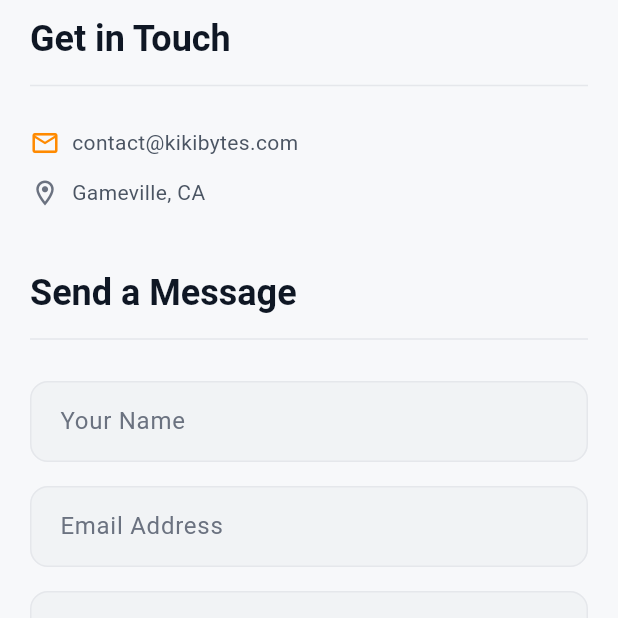
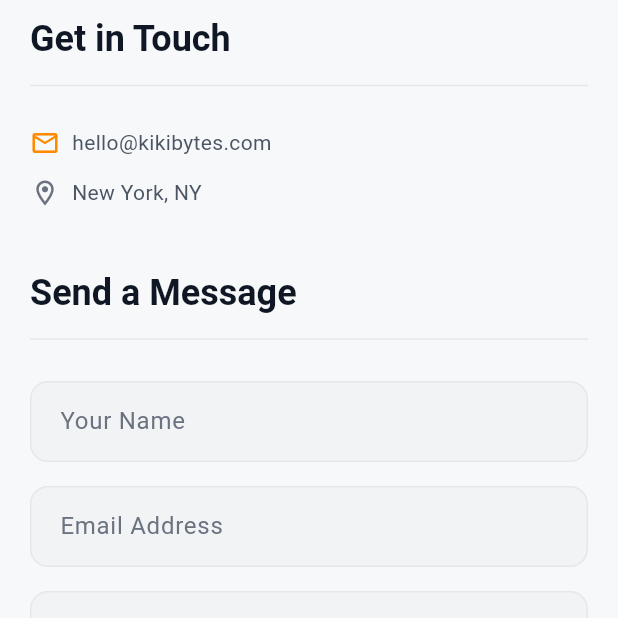
Before and after one commit to kikibytes-labs/kikibytes-pages, a Flutter app: the ContactPage screen opened directly, on a phone screen of 412 x 824 dp, the part 618-1236 px from its top. Run offline on Flutter 3.47's test engine with Material 3 defaults, Android fonts, the phone set to English and light mode, and no system bars; our stand-ins replace flutter_svg.

Commit message:
built out but needs refinement

```diff
--- a/lib/contact_config.dart
+++ b/lib/contact_config.dart
@@ -1,2 +1,2 @@
 // Centralized contact configuration — edit this value to change the target email.
-const String contactEmail = 'contact@kikibytes.com';
+const String contactEmail = 'hello@kikibytes.com';
--- a/lib/pages/contact_page.dart
+++ b/lib/pages/contact_page.dart
@@ -208,12 +208,12 @@ class _ContactPageState extends State<ContactPage> {
 class _ContactInfo extends StatelessWidget {
   @override
   Widget build(BuildContext context) {
-    return Column(
+        return Column(
       crossAxisAlignment: CrossAxisAlignment.start,
       children: [
         _ContactTile(icon: Icons.email_outlined, label: contactEmail, color: kikiOrange),
         const SizedBox(height: 12),
-        const _ContactTile(icon: Icons.location_on_outlined, label: 'Gameville, CA', color: Color(0xFF6B7280)),
+        const _ContactTile(icon: Icons.location_on_outlined, label: 'New York, NY', color: Color(0xFF6B7280)),
       ],
     );
   }
--- a/lib/pages/lucky_hall_bingo_page.dart
+++ b/lib/pages/lucky_hall_bingo_page.dart
@@ -262,6 +262,7 @@ class _StatusCard extends StatelessWidget {
                 ),
                 const SizedBox(height: 12),
                 Row(
+                  mainAxisAlignment: MainAxisAlignment.start,
                   children: [
                     ElevatedButton(
                       onPressed: () => onNavigate(Routes.download),
--- a/lib/routes.dart
+++ b/lib/routes.dart
@@ -4,4 +4,6 @@ class Routes {
   static const contact = '/contact';
   static const luckyHallBingo = '/games/lucky-hall-bingo';
   static const download = '/download';
+  static const privacy = '/privacy';
+  static const terms = '/terms';
 }
--- a/lib/widgets/safe_svg.dart
+++ b/lib/widgets/safe_svg.dart
@@ -23,12 +23,57 @@ class SafeSvg extends StatelessWidget {
           return _fallback();
         }
         try {
-          return SvgPicture.string(
-            snapshot.data!,
-            width: width,
-            height: height,
-            fit: fit,
-          );
+          // Log asset being loaded to aid debugging when parsing fails.
+          // ignore: avoid_print
+          print('SafeSvg: loading $assetName');
+
+          String svg = snapshot.data!;
+
+          // First attempt to parse as-is
+          try {
+            return SvgPicture.string(
+              svg,
+              width: width,
+              height: height,
+              fit: fit,
+              placeholderBuilder: (context) => SizedBox(width: width, height: height),
+            );
+          } catch (e) {
+            // ignore: avoid_print
+            print('SafeSvg: initial parse failed for $assetName: $e');
+          }
+
+          // Attempt to sanitize percentage-based attributes when viewBox is available
+          try {
+            final viewBoxMatch = RegExp(r'viewBox="\s*([0-9.\-]+)\s+([0-9.\-]+)\s+([0-9.\-]+)\s+([0-9.\-]+)\s*"').firstMatch(svg);
+            if (viewBoxMatch != null) {
+              final vbW = viewBoxMatch.group(3);
+              final vbH = viewBoxMatch.group(4);
+              if (vbW != null && vbH != null) {
+                svg = svg.replaceAllMapped(RegExp(r'width="100%"'), (_) => 'width="$vbW"');
+                svg = svg.replaceAllMapped(RegExp(r'height="100%"'), (_) => 'height="$vbH"');
+              }
+            }
+
+            // Convert stop offsets like "50%" -> "0.5"
+            svg = svg.replaceAllMapped(RegExp(r'offset="([0-9]+)%"'), (m) {
+              final n = int.parse(m.group(1)!);
+              final dec = (n / 100).toString();
+              return 'offset="$dec"';
+            });
+
+            return SvgPicture.string(
+              svg,
+              width: width,
+              height: height,
+              fit: fit,
+              placeholderBuilder: (context) => SizedBox(width: width, height: height),
+            );
+          } catch (e) {
+            // ignore: avoid_print
+            print('SafeSvg: sanitized parse failed for $assetName: $e');
+            return _fallback();
+          }
         } catch (_) {
           return _fallback();
         }
```
Also changed, not shown: lib/app.dart (+42 -0 lines), lib/pages/privacy_page.dart (added, +91 -0 lines), lib/pages/terms_page.dart (added, +71 -0 lines), lib/widgets/footer.dart (+6 -4 lines), assets/images/hero.svg, assets/images/illustration.svg, assets/images/instagram.svg, assets/images/logo.svg.
